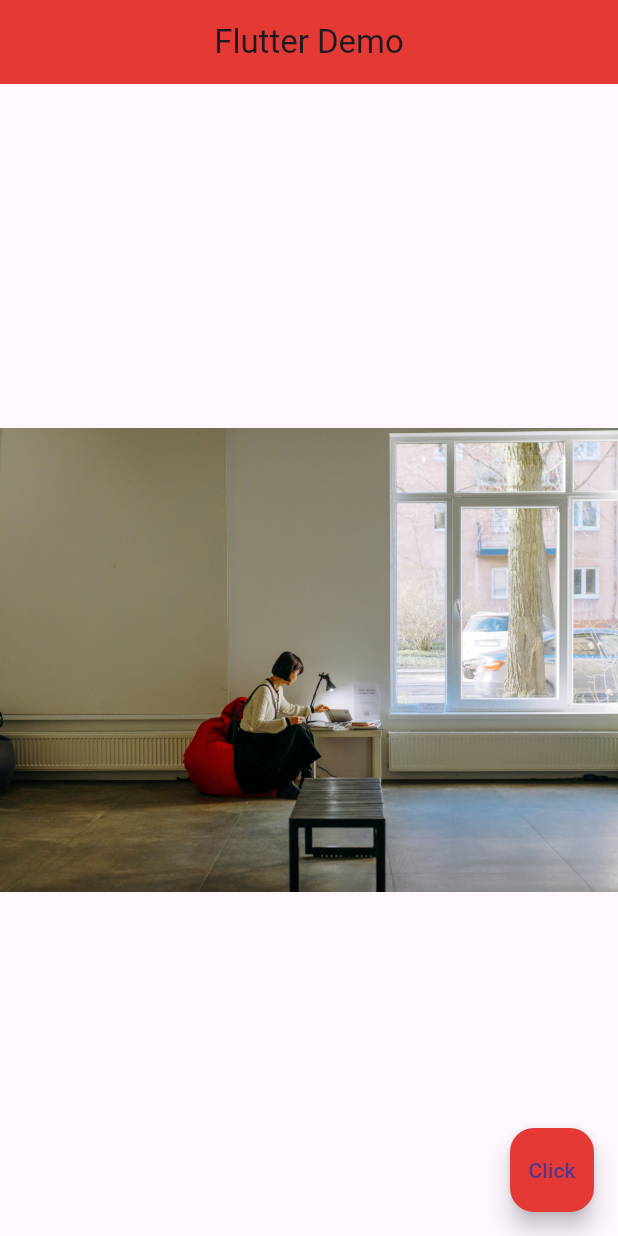
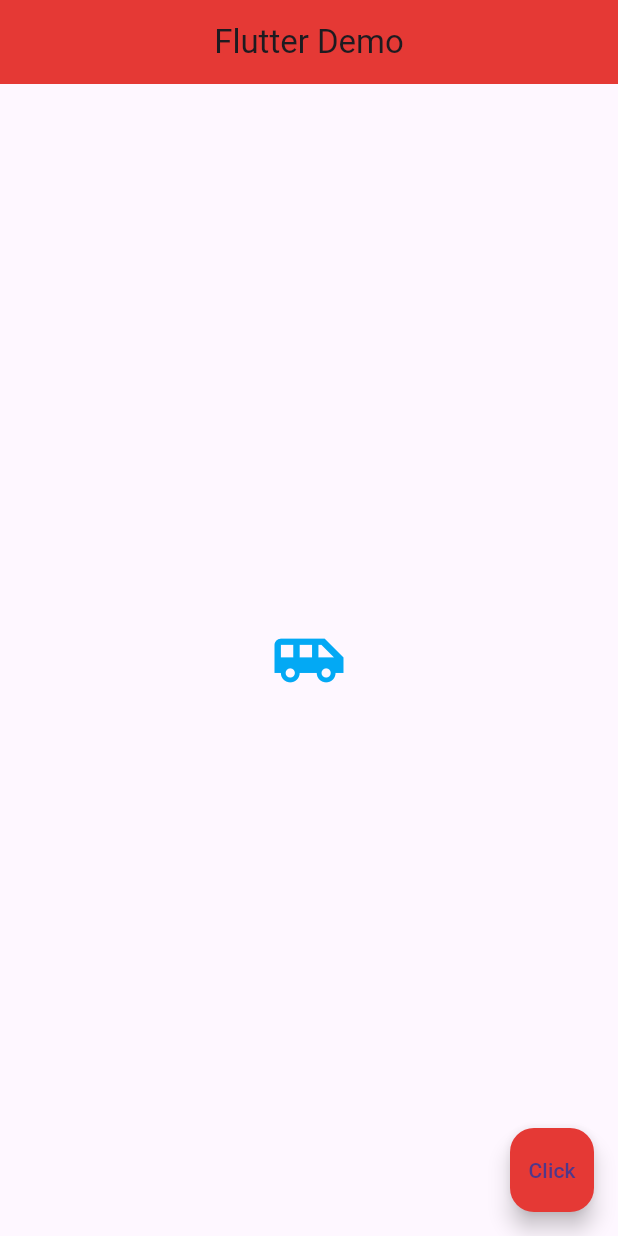
Before and after one commit to narojunagaraju/flutterdemo, a Flutter app: the screen it shows after launch, on a phone screen of 412 x 824 dp. Run offline on Flutter 3.47's test engine with Material 3 defaults, Android fonts, the phone set to English and light mode, and no system bars.

Commit message:
icon code

```diff
--- a/lib/main.dart
+++ b/lib/main.dart
@@ -15,26 +15,11 @@ class Home extends StatelessWidget {
         centerTitle: true,
         backgroundColor: Colors.red[600],
       ),
-      /* use it for text
       body: Center(
-          child: Text(
-        'Hello Ninjas',
-        style: TextStyle(
-            fontSize: 20.0,
-            fontWeight: FontWeight.bold,
-            letterSpacing: 2.0,
-            color: Colors.grey[600],
-            fontFamily: 'IndieFlower'),
-      )),*/
-      /* Use it for NetWork Image
-      body: Center(
-        child: Image(
-          image: NetworkImage('https://plus.unsplash.com/premium_photo-1661877737564-3dfd7282efcb?q=80&w=1800&auto=format&fit=crop&ixlib=rb-4.0.3&ixid=M3wxMjA3fDB8MHxwaG90by1wYWdlfHx8fGVufDB8fHx8fA%3D%3D'),
-        ),
-      ),*/
-      body: Center(
-        child: Image(
-          image: AssetImage('assets/image1.jpg'),
+        child: Icon(
+          Icons.airport_shuttle,
+          color: Colors.lightBlue,
+          size: 50.0,
         ),
       ),
       floatingActionButton: FloatingActionButton(
```
